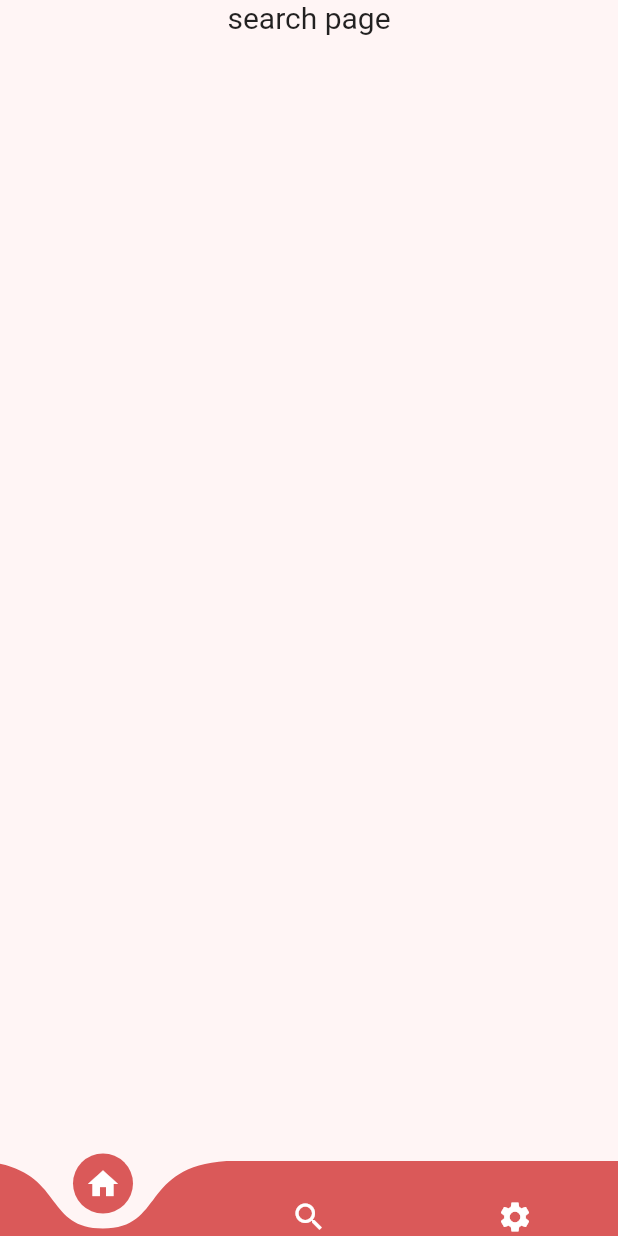
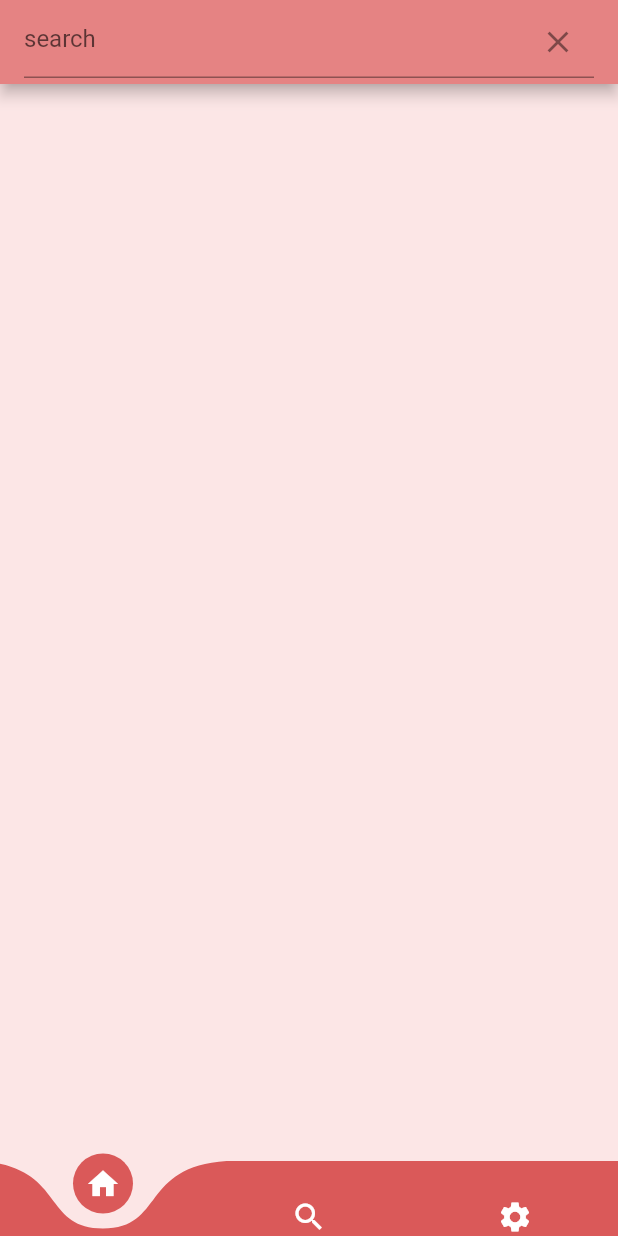
Before and after one commit to ariaSeddigh/ap_project, a Flutter app: the screen it shows after launch, swiped to page 2, on a phone screen of 412 x 824 dp. Run offline on Flutter 3.47's test engine with Material 2 defaults, Android fonts, the light colour scheme and no system bars; drawn by our look-alikes of curved_navigation_bar; our stand-ins replace animated_theme_switcher, easy_dynamic_theme; missing offline and left inert: sliding_switch.

Commit message:
search bar

```diff
--- a/lib/customMaterials/themes.dart
+++ b/lib/customMaterials/themes.dart
@@ -10,11 +10,18 @@ class themes {
 
   //light theme
 
+  /*ThemeData light = ThemeData(
+    brightness: Brightness.light,
+    primaryColor: Color.fromARGB(255, 229, 131, 131),
+    accentColor: Color.fromARGB(255, 245, 218, 218),
+    canvasColor: Colors.white,
+    cardColor: Color.fromARGB(255, 247, 247, 255),
+  );*/
   ThemeData light = ThemeData(
     brightness: Brightness.light,
     primaryColor: Color.fromARGB(255, 229, 131, 131),
     accentColor: Color.fromARGB(255, 218, 89, 89),
-    canvasColor: Color.fromARGB(255, 255, 245, 245),
+    canvasColor: Color.fromARGB(255, 252, 230, 230),
     cardColor: Color.fromARGB(255, 247, 247, 255),
   );
 
@@ -34,7 +41,7 @@ class themes {
     textTheme: TextTheme(bodyText1: TextStyle(color: Colors.white)),
     primaryColor: Color.fromARGB(255, 1, 3, 24),
     // accentColor: Color.fromARGB(255, 218, 89, 89),
-    accentColor: Color.fromARGB(255, 85, 98, 140),
+    accentColor: Color.fromARGB(255, 61, 74, 119),
     canvasColor: Color.fromARGB(255, 32, 33, 47),
     cardColor: Color.fromARGB(255, 45, 52, 61),
   );
--- a/lib/pages/search_page.dart
+++ b/lib/pages/search_page.dart
@@ -1,12 +1,13 @@
 import 'package:flutter/cupertino.dart';
+import 'package:flutter/material.dart';
+/*
 
-class Search_page extends StatefulWidget{
-
+class Search_page extends StatefulWidget {
   @override
   State<StatefulWidget> createState() => _searchPage();
 }
 
-class _searchPage extends State<Search_page>{
+class _searchPage extends State<Search_page> {
   @override
   Widget build(BuildContext context) {
     return
@@ -19,10 +20,54 @@ class _searchPage extends State<Search_page>{
               child: Text(
                 'search page',
                 style: TextStyle(fontSize: 20),
-                  ))
+              ),
+            ),
+
           ],
         ),
       ),
     );
   }
 }
+*/
+
+class Search_page extends StatefulWidget {
+  @override
+  _SearchPageState createState() => _SearchPageState();
+}
+
+class _SearchPageState extends State<Search_page> {
+  FocusNode _focusNode = FocusNode();
+  TextEditingController _searchController = TextEditingController();
+  @override
+  Widget build(BuildContext context) {
+    return Scaffold(
+        appBar: AppBar(
+          backgroundColor: Theme.of(context).primaryColor,
+          title: TextField(
+            focusNode: _focusNode,
+            controller: _searchController,
+            decoration: InputDecoration(
+              focusedBorder: OutlineInputBorder(borderSide: BorderSide.none),
+              hintText: 'search',
+              suffixIcon: IconButton(
+                icon: Icon(Icons.clear),
+                onPressed: () {
+                  _searchController.clear();
+                  //hide keyboard
+                  _focusNode.unfocus();
+                },
+              ),
+            ),
+          ),
+        ),
+        body: Padding(
+          padding: EdgeInsets.all(10),
+
+          //body
+          child: Column(
+            children: [],
+          ),
+        ));
+  }
+}
```
Also changed, not shown: lib/customMaterials/bookCover.dart (+13 -0 lines), lib/customMaterials/bookRow.dart (+24 -19 lines), lib/customMaterials/ebook_page.dart (+35 -6 lines), lib/pages/home_page.dart (+15 -3 lines), 1 other file. Lines whose indentation alone changed are shown as unchanged.
